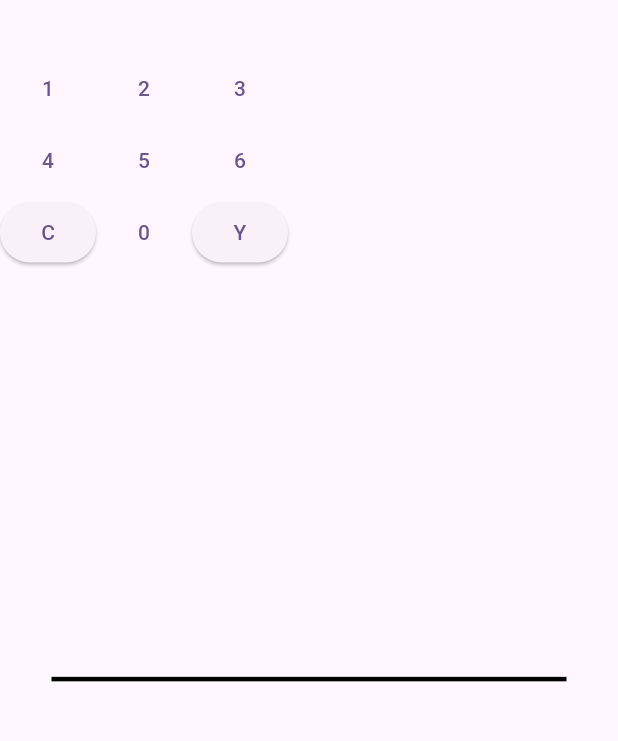
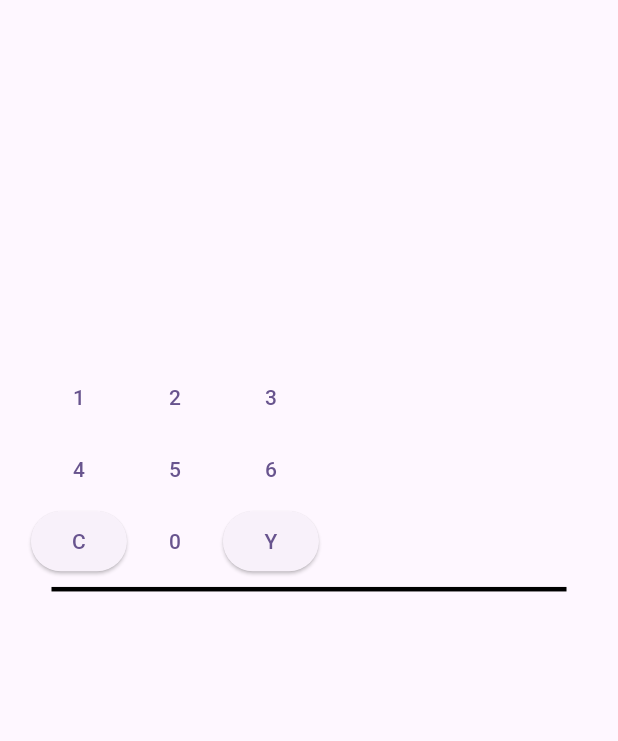
Before and after one commit to Eg3-git/wordsearch2fa, a Flutter app: the PinEntryPage screen opened directly, on a phone screen of 412 x 824 dp, the part 63-804 px from its top. Run offline on Flutter 3.47's test engine with Material 3 defaults, Android fonts, the light colour scheme and no system bars; missing offline and left inert: word_search_safety.

Commit message:
Restyled app to work better on iOS

```diff
--- a/lib/set_pin.dart
+++ b/lib/set_pin.dart
@@ -59,15 +59,20 @@ class PinEntryState extends State<PinEntryPage> with SingleTickerProviderStateMi
   }
 
   Widget grid(var ui) {
+    double maxSize = min(ui.size.width, ui.size.height);
 
     return Container(
       alignment: Alignment.center,
-      constraints: BoxConstraints(maxWidth: min(ui.size.width, ui.size.height), maxHeight: min(ui.size.width, ui.size.height)),
+      width: maxSize * 0.9,
+      height: maxSize * 0.9,
+      //constraints: BoxConstraints(maxWidth: maxSize, maxHeight: maxSize,),
 
       child: Column(
-        children: [
-          Text(_digits.join()),
+        children: <Widget>[
 
+          Text(_digits.join(), style: const TextStyle(fontSize: 54),),
+
+          const Spacer(),
           Row(
             children: <Widget>[
               TextButton(onPressed: () {addDigit(1);}, child: const Text("1")),
@@ -103,7 +108,7 @@ class PinEntryState extends State<PinEntryPage> with SingleTickerProviderStateMi
     return Column(
       children: <Widget>[
         grid(ui),
-        SizedBox(height: ui.size.height / 44,),
+        //SizedBox(height: ui.size.height / 44,),
         Divider(
           indent: ui.size.width / 12,
           endIndent: ui.size.width / 12,
@@ -126,7 +131,11 @@ class PinEntryState extends State<PinEntryPage> with SingleTickerProviderStateMi
       ),
       body: Builder(
           builder: (context) {
-            return interface(output);
+            return Align(
+              alignment: Alignment.center,
+              child: interface(output),
+            );
+
           }),
     );
   }
```
Also changed, not shown: lib/pin.dart (+7 -3 lines), lib/wordsearch.dart (+10 -5 lines).
